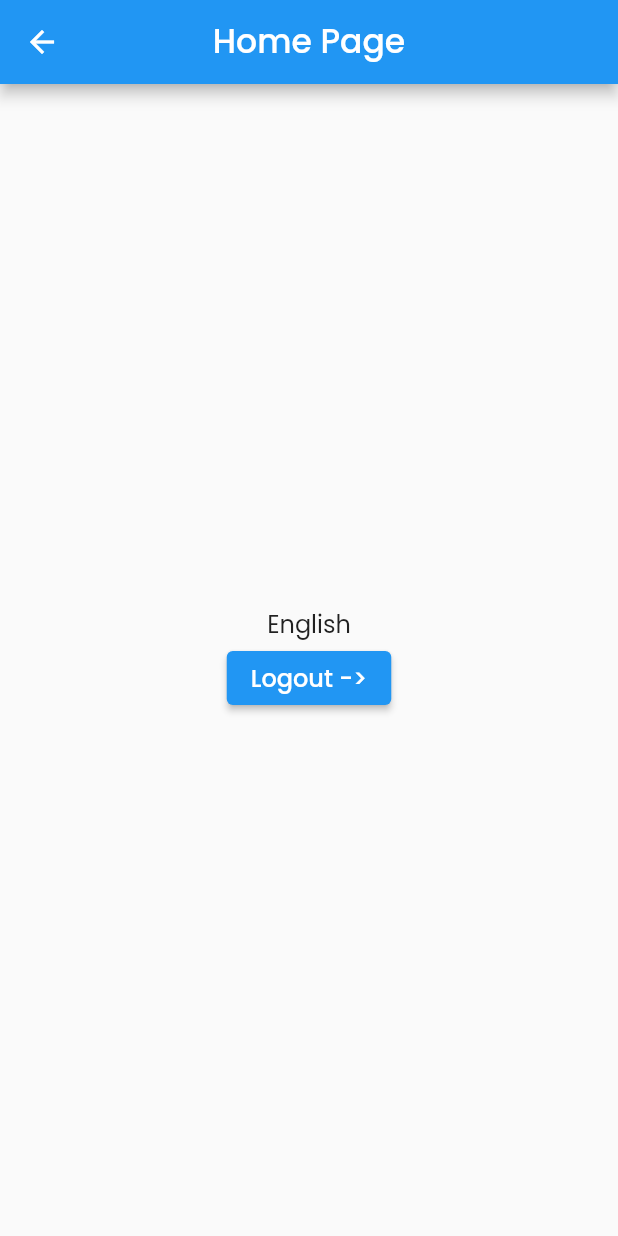
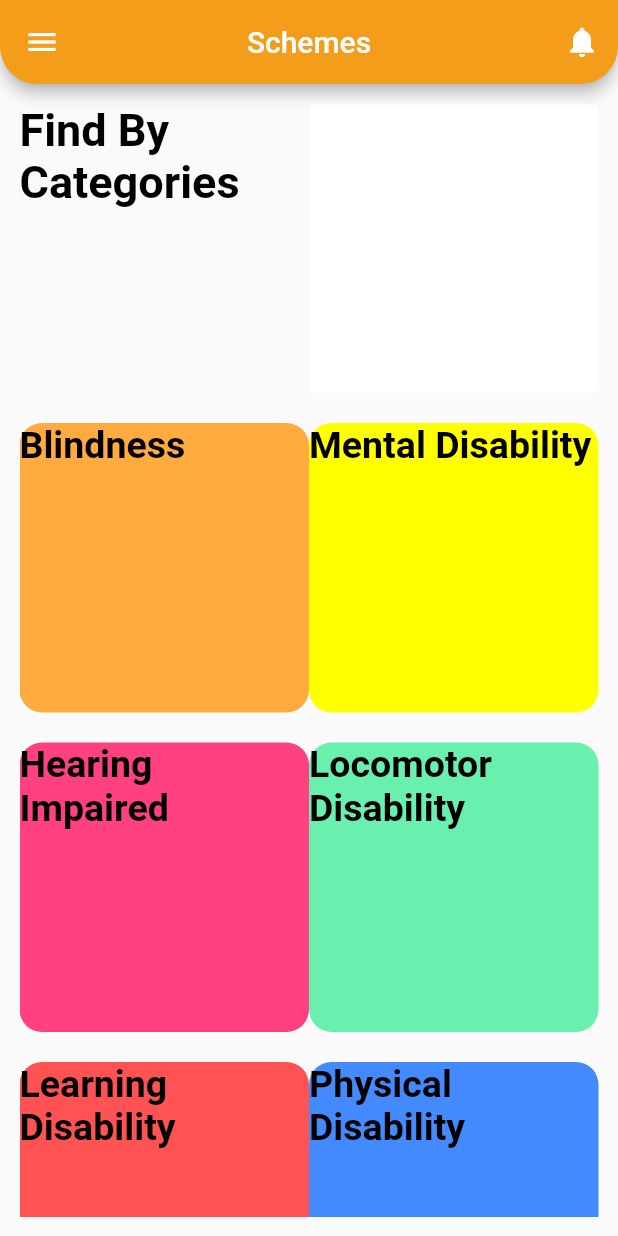
Before and after one commit to abhishequmar/ekyam, a Flutter app: the HomePage screen opened directly, on a phone screen of 412 x 824 dp. Run offline on Flutter 3.47's test engine with Material 2 defaults, Android fonts, the phone set to English and light mode, and no system bars; our stand-ins replace cloud_firestore, firebase_auth, firebase_core, fluttertoast, google_fonts, google_sign_in; accounts and stored records are empty; generated files the repository leaves out were written again.

Commit message:
HomePage

```diff
--- a/lib/screens/HomePage.dart
+++ b/lib/screens/HomePage.dart
@@ -22,50 +22,76 @@ class HomePage extends StatefulWidget {
 }
 
 class _HomePageState extends State<HomePage> {
+
   @override
   Widget build(BuildContext context) {
     return Scaffold(
       appBar: AppBar(
-        actions: const [
-          LanguagePickerWidget(),
-          SizedBox(width: 12),
+        title: const Text("Schemes"),
+        centerTitle: true ,
+        actions :  <Widget> [
+          IconButton(
+              onPressed: () {},
+              icon: const Icon(Icons.notifications),
+          ),
         ],
-        centerTitle: true,
-        title: Title(
-          color: Colors.blue,
-          child: Text(
-            "Home Page",
-            style: GoogleFonts.poppins(
-              fontSize: 22,
-              fontWeight: FontWeight.w500,
+        backgroundColor: Color(0xFFF49D1A),
+        leading: IconButton(
+            onPressed: () {},
+            icon: IconButton(
+                onPressed: () {},
+                icon: const Icon(Icons.menu)
     ),
         ),
+        shape: const RoundedRectangleBorder(
+          borderRadius: BorderRadius.only(
+            bottomLeft: Radius.circular(25),
+            bottomRight: Radius.circular(25),
+          )
         ),
       ),
-      body: Padding(
-        padding: const EdgeInsets.all(8.0),
-        child: Center(
-          child: Column(
-            mainAxisAlignment: MainAxisAlignment.center,
-            children: [
-              Text(
-                AppLocalizations.of(context)!.language,
-                style: GoogleFonts.poppins(fontSize: 16),
+        body: Container(
+          child: Padding(
+            padding: const EdgeInsets.all(13.0),
+            child: GridView(children:[
+              Container(
+                child: Text('Find By Categories',
+                style: TextStyle(fontSize: 30, fontWeight: FontWeight.bold,color: Colors.black),),
               ),
-              ElevatedButton(
-                onPressed: () {
-                  logout(context);
-                },
-                child: Text(
-                  "Logout ->",
-                  style: GoogleFonts.poppins(fontSize: 16),
+              Container(decoration:
+              BoxDecoration(borderRadius: BorderRadius.circular(5),color:Colors.white),),
+              Container(child: Text('Blindness',
+                style: TextStyle(fontSize: 25, fontWeight: FontWeight.bold,color: Colors.black),),
+                decoration:
+              BoxDecoration(borderRadius: BorderRadius.circular(15),color:Colors.orangeAccent),),
+              Container(child: Text('Mental Disability',
+                style: TextStyle(fontSize: 25, fontWeight: FontWeight.bold,color: Colors.black),),
+                decoration:
+              BoxDecoration(borderRadius: BorderRadius.circular(15),color:Colors.yellowAccent),),
+              Container(child: Text('Hearing Impaired',
+                style: TextStyle(fontSize: 25, fontWeight: FontWeight.bold,color: Colors.black),),
+                decoration:
+              BoxDecoration(borderRadius: BorderRadius.circular(15),color:Colors.pinkAccent),),
+              Container(child: Text('Locomotor Disability',
+                style: TextStyle(fontSize: 25, fontWeight: FontWeight.bold,color: Colors.black),),
+                decoration:
+              BoxDecoration(borderRadius: BorderRadius.circular(15),color:Colors.greenAccent),),
+              Container(child: Text('Learning Disability',
+                style: TextStyle(fontSize: 25, fontWeight: FontWeight.bold,color: Colors.black),),
+                decoration:
+              BoxDecoration(borderRadius: BorderRadius.circular(15),color:Colors.redAccent),),
+              Container(
+                child: Text('Physical Disability',
+                  style: TextStyle(fontSize: 25, fontWeight: FontWeight.bold,color: Colors.black),),decoration:
+              BoxDecoration(borderRadius: BorderRadius.circular(15),color:Colors.blueAccent),),
+            ],
+              gridDelegate:  SliverGridDelegateWithFixedCrossAxisCount(crossAxisCount: 2,mainAxisSpacing: 20,),
+
+            ),
           ),
         )
-            ],
-          ),
-        ),
-      ),
       );
+
   }
 
   Future<void> logout(BuildContext context) async {
--- a/pubspec.yaml
+++ b/pubspec.yaml
@@ -20,7 +20,7 @@ publish_to: 'none' # Remove this line if you wish to publish to pub.dev
 version: 1.0.0+1
 
 environment:
-  sdk: '>=2.18.5 <3.0.0'
+  sdk: '>=2.18.1 <3.0.0'
 
 # Dependencies specify other packages that your package needs in order to work.
 # To automatically upgrade your package dependencies to the latest versions
@@ -46,6 +46,7 @@ dependencies:
   flutter_localizations:
     sdk: flutter
   provider: ^6.0.5
+
 
 
 dev_dependencies:
```
Also changed, not shown: pubspec.lock. Lines whose indentation alone changed are shown as unchanged.
